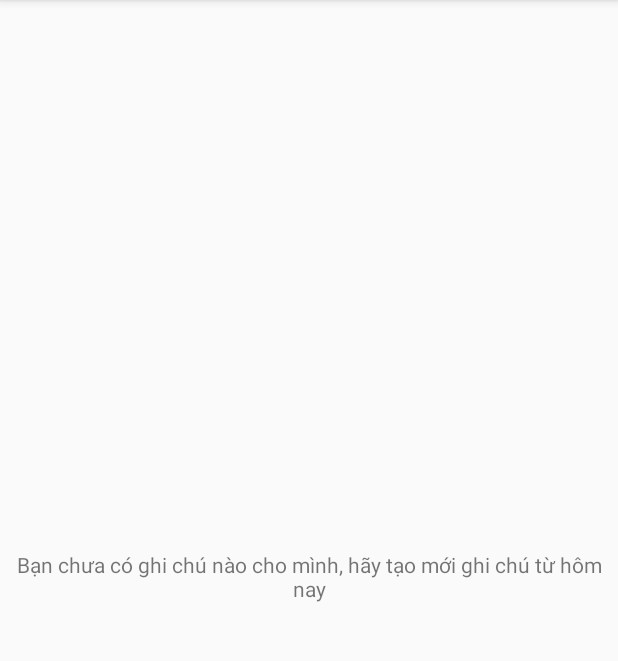
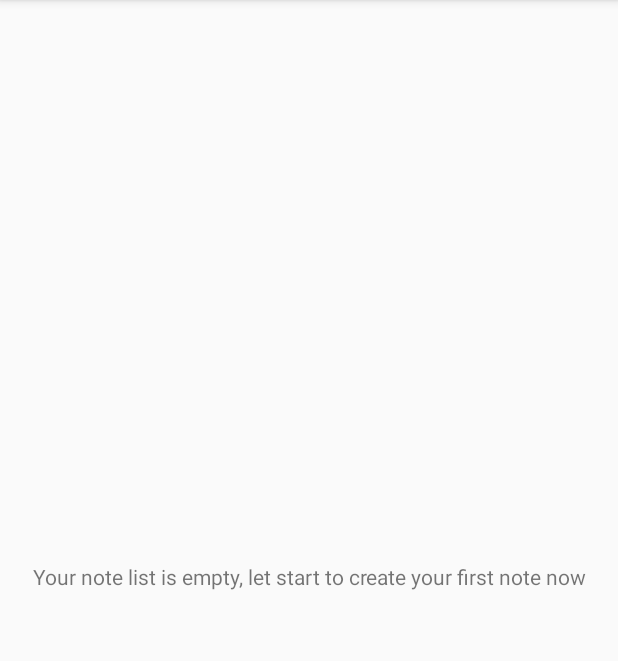
Before and after one commit to YellowCodeBooks/TourNote, an Android app: the screen it shows after launch (MainActivity), on a phone screen of 412 x 824 dp, the part 84-745 px from its top. Run offline under Robolectric (Android 15) with nearby library versions, the phone set to English and light mode, and no system bars.

Commit message:
Create Eng-Vie string resources

```diff
--- a/TourNote/app/src/main/res/layout/activity_main.xml
+++ b/TourNote/app/src/main/res/layout/activity_main.xml
@@ -10,7 +10,7 @@
         android:layout_width="wrap_content"
         android:layout_height="wrap_content"
         android:gravity="center"
-        android:text="Bạn chưa có ghi chú nào cho mình, hãy tạo mới ghi chú từ hôm nay"
+        android:text="@string/empty_note"
         app:layout_constraintBottom_toBottomOf="parent"
         app:layout_constraintLeft_toLeftOf="parent"
         app:layout_constraintRight_toRightOf="parent"
--- a/TourNote/app/src/main/res/values/strings.xml
+++ b/TourNote/app/src/main/res/values/strings.xml
@@ -1,3 +1,4 @@
 <resources>
     <string name="app_name">TourNote</string>
+    <string name="empty_note">Your note list is empty, let start to create your first note now</string>
 </resources>
```
Also changed, not shown: 1 other file.
